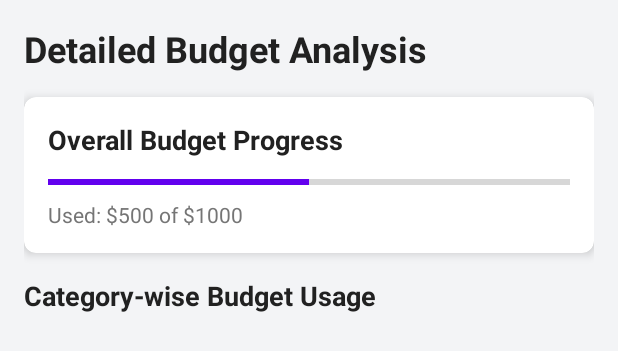
After one commit to Al-RaoushBasel/MyBudgetTracker, an Android app: the layout fragment_analysis_detail.xml on its own in the app's theme, with its tools: preview values and no code run, on a phone screen of 412 x 824 dp. The commit adds this screen. Shown: the top 351 px of the screen. Run offline under Robolectric (Android 15) with nearby library versions, the phone set to English and light mode, and no system bars.

Commit message:
changed a lot of things, currently the AnalysisDetailFragment.kt is partially working, but the category progress bar is still having issues.

```diff
--- a/app/src/main/java/com/example/my_budget_tracker/data/BudgetRepository.kt
+++ b/app/src/main/java/com/example/my_budget_tracker/data/BudgetRepository.kt
@@ -2,8 +2,8 @@ package com.example.my_budget_tracker.data
 
 
 class BudgetRepository(private val budgetDao: BudgetDao) {
-    suspend fun insertBudget(budget: Budget) = budgetDao.insertBudget(budget)
-    suspend fun insertCategoryBudget(categoryBudget: CategoryBudget) = budgetDao.insertCategoryBudget(categoryBudget)
+    suspend fun insertBudget(budget: Budget) = budgetDao.insertOrUpdateBudget(budget)
+    suspend fun insertCategoryBudget(categoryBudget: CategoryBudget) = budgetDao.insertOrUpdateCategoryBudget(categoryBudget)
     suspend fun getBudget() = budgetDao.getBudget()
     suspend fun getCategoryBudget(category: String) = budgetDao.getCategoryBudget(category)
     suspend fun getAllCategoryBudgets() = budgetDao.getAllCategoryBudgets()
--- a/app/src/main/java/com/example/my_budget_tracker/data/ExpenseDao.kt
+++ b/app/src/main/java/com/example/my_budget_tracker/data/ExpenseDao.kt
@@ -17,6 +17,12 @@ interface ExpenseDao {
     @Query("SELECT * FROM expense ORDER BY date DESC")
     fun getAllExpenses(): LiveData<List<Expense>>
 
+    @Query("SELECT COALESCE(SUM(amount), 0.0) FROM expense")
+    fun getTotalExpenses(): LiveData<Double>
+
+    @Query("SELECT COALESCE(SUM(amount), 0.0) FROM expense WHERE category = :categoryName")
+    fun getTotalExpensesForCategory(categoryName: String): LiveData<Double>
+
 
 
     @Query("DELETE FROM expense")
--- a/app/src/main/res/layout/activity_main.xml
+++ b/app/src/main/res/layout/activity_main.xml
@@ -34,7 +34,6 @@
         app:itemTextColor="@color/bottom_nav_icon_colors"
         app:menu="@menu/bottom_nav_menu" />
 
-
     <!-- Floating Action Button for adding expenses -->
     <com.google.android.material.floatingactionbutton.FloatingActionButton
         android:id="@+id/add_expense_fab"
--- /dev/null
+++ b/app/src/main/res/layout/fragment_analysis_detail.xml
@@ -0,0 +1,97 @@
+<?xml version="1.0" encoding="utf-8"?>
+<ScrollView xmlns:android="http://schemas.android.com/apk/res/android"
+    xmlns:tools="http://schemas.android.com/tools"
+    android:layout_width="match_parent"
+    android:layout_height="match_parent"
+    xmlns:app="http://schemas.android.com/apk/res-auto"
+    android:padding="16dp"
+    android:background="@color/background_color">
+
+    <LinearLayout
+
+        android:layout_width="match_parent"
+        android:layout_height="wrap_content"
+        android:orientation="vertical">
+
+
+
+        <!-- Header for Analysis Detail -->
+        <TextView
+            android:layout_width="wrap_content"
+            android:layout_height="wrap_content"
+            android:text="Detailed Budget Analysis"
+            android:textSize="24sp"
+            android:textStyle="bold"
+            android:textColor="@color/text_primary"
+            android:paddingBottom="16dp" />
+
+        <!-- Overall Budget Summary Card -->
+        <com.google.android.material.card.MaterialCardView
+            android:layout_width="match_parent"
+            android:layout_height="wrap_content"
+            app:cardCornerRadius="8dp"
+            app:cardElevation="4dp"
+            android:layout_marginBottom="16dp">
+
+            <LinearLayout
+                android:layout_width="match_parent"
+                android:layout_height="wrap_content"
+                android:orientation="vertical"
+                android:padding="16dp">
+
+                <!-- Overall Budget Title -->
+                <TextView
+                    android:layout_width="wrap_content"
+                    android:layout_height="wrap_content"
+                    android:text="Overall Budget Progress"
+                    android:textSize="18sp"
+                    android:textStyle="bold"
+                    android:textColor="@color/text_primary" />
+
+                <!-- Overall Budget Usage Progress Bar -->
+                <ProgressBar
+                    android:id="@+id/overall_budget_progress"
+                    style="?android:attr/progressBarStyleHorizontal"
+                    android:layout_width="match_parent"
+                    android:layout_height="8dp"
+                    android:layout_marginTop="12dp"
+                    android:max="100"
+                    android:progress="50"
+                    android:progressTint="@color/colorPrimary"
+                    android:backgroundTint="@color/progress_background" />
+
+                <!-- Overall Budget Summary Text -->
+                <TextView
+                    android:id="@+id/overall_budget_summary_text"
+                    android:layout_width="wrap_content"
+                    android:layout_height="wrap_content"
+                    android:layout_marginTop="8dp"
+                    android:text="Used: $500 of $1000"
+                    android:textSize="14sp"
+                    android:textColor="@color/text_secondary" />
+            </LinearLayout>
+        </com.google.android.material.card.MaterialCardView>
+
+        <!-- RecyclerView Header -->
+        <TextView
+            android:layout_width="wrap_content"
+            android:layout_height="wrap_content"
+            android:text="Category-wise Budget Usage"
+            android:textSize="18sp"
+            android:textStyle="bold"
+            android:textColor="@color/text_primary"
+            android:layout_marginBottom="8dp" />
+
+        <!-- RecyclerView for Category Budgets -->
+        <androidx.recyclerview.widget.RecyclerView
+            android:id="@+id/category_budget_recycler_view"
+            android:layout_width="match_parent"
+            android:layout_height="wrap_content"
+            android:scrollbars="vertical"
+            android:paddingBottom="16dp" />
+
+
+
+
+    </LinearLayout>
+</ScrollView>
--- a/app/src/main/res/layout/fragment_budget.xml
+++ b/app/src/main/res/layout/fragment_budget.xml
@@ -1,3 +1,4 @@
+<?xml version="1.0" encoding="utf-8"?>
 <ScrollView
     android:layout_width="match_parent"
     android:layout_height="match_parent"
@@ -207,5 +208,7 @@
             android:textColor="@color/white"
             app:cornerRadius="16dp"
             app:backgroundTint="@color/colorAccent" />
+
+
     </LinearLayout>
 </ScrollView>
--- a/app/src/main/res/values/colors.xml
+++ b/app/src/main/res/values/colors.xml
@@ -17,6 +17,7 @@
     <color name="colorAccent">#3F51B5</color> <!-- Example accent color -->
     <color name="colorPrimary">#6200EE</color> <!-- Example color (Deep Purple) -->
     <color name="colorPrimaryDark">#3700B3</color> <!-- Darker shade for status bar, etc. -->
+    <color name="progress_background">#D3D3D3</color> <!-- Light gray color -->
 
 
 
```
Also changed, not shown: app/src/main/java/com/example/my_budget_tracker/ViewModel/BudgetViewModel.kt (+69 -15 lines), app/src/main/java/com/example/my_budget_tracker/ViewModel/BudgetViewModelFactory.kt (+7 -4 lines), app/src/main/java/com/example/my_budget_tracker/data/Budget.kt (+4 -4 lines), app/src/main/java/com/example/my_budget_tracker/data/BudgetDao.kt (+30 -20 lines), app/src/main/java/com/example/my_budget_tracker/ui/AnalysisDetailFragment.kt (added, +147 -0 lines), app/src/main/java/com/example/my_budget_tracker/ui/BudgetFragment.kt (+43 -13 lines), app/src/main/java/com/example/my_budget_tracker/ui/CategoryBudgetAdapter.kt (added, +56 -0 lines), app/src/main/res/layout/item_category_budget.xml (added, +60 -0 lines), app/src/main/res/menu/menu_analysis_detail.xml (added, +19 -0 lines), app/src/main/res/navigation/mobile_navigation.xml (+14 -1 lines), app/src/main/res/navigation/nav_graph.xml (+14 -1 lines).
